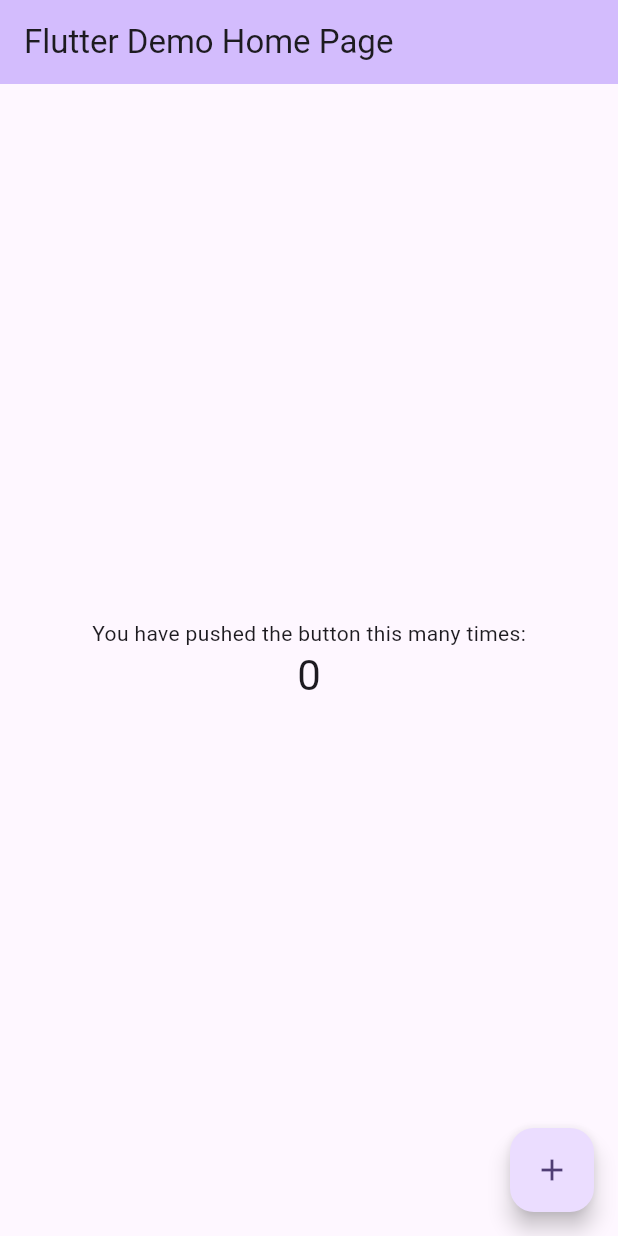
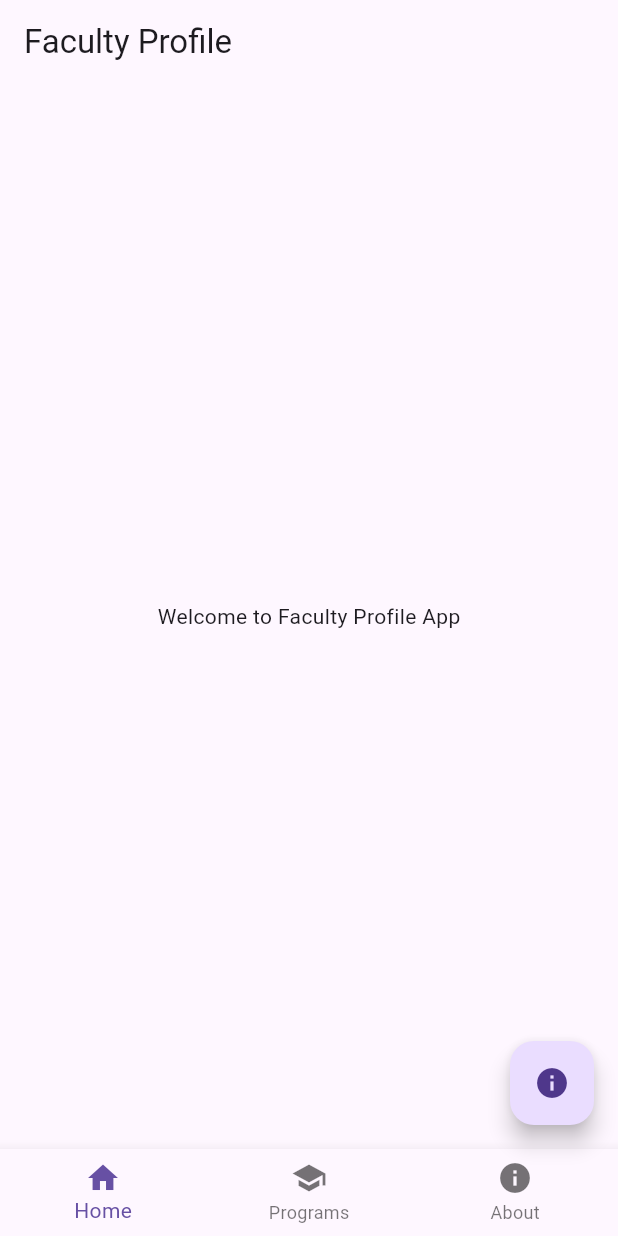
Before and after one commit to RendiPancaWijanarko/aplikasi-fakultas, a Flutter app: the screen it shows after launch, on a phone screen of 412 x 824 dp. Run offline on Flutter 3.47's test engine with Material 3 defaults, Android fonts, the phone set to English and light mode, and no system bars.

Commit message:
2nd commit

```diff
--- /dev/null
+++ b/lib/bottom_nav.dart
@@ -0,0 +1,30 @@
+import 'package:flutter/material.dart';
+
+class BottomNav extends StatelessWidget {
+  final int selectedIndex;
+  final ValueChanged<int> onItemTapped;
+
+  BottomNav({required this.selectedIndex, required this.onItemTapped});
+
+  @override
+  Widget build(BuildContext context) {
+    return BottomNavigationBar(
+      currentIndex: selectedIndex,
+      onTap: onItemTapped,
+      items: [
+        BottomNavigationBarItem(
+          icon: Icon(Icons.home),
+          label: 'Home',
+        ),
+        BottomNavigationBarItem(
+          icon: Icon(Icons.school),
+          label: 'Programs',
+        ),
+        BottomNavigationBarItem(
+          icon: Icon(Icons.info),
+          label: 'About',
+        ),
+      ],
+    );
+  }
+}
--- a/lib/main.dart
+++ b/lib/main.dart
@@ -1,125 +1,83 @@
 import 'package:flutter/material.dart';
+import 'bottom_nav.dart';
+import 'developer_info.dart';
 
 void main() {
-  runApp(const MyApp());
+  runApp(MyApp());
 }
 
 class MyApp extends StatelessWidget {
-  const MyApp({super.key});
-
-  // This widget is the root of your application.
   @override
   Widget build(BuildContext context) {
     return MaterialApp(
-      title: 'Flutter Demo',
+      title: 'Faculty Profile App',
       theme: ThemeData(
-        // This is the theme of your application.
-        //
-        // TRY THIS: Try running your application with "flutter run". You'll see
-        // the application has a purple toolbar. Then, without quitting the app,
-        // try changing the seedColor in the colorScheme below to Colors.green
-        // and then invoke "hot reload" (save your changes or press the "hot
-        // reload" button in a Flutter-supported IDE, or press "r" if you used
-        // the command line to start the app).
-        //
-        // Notice that the counter didn't reset back to zero; the application
-        // state is not lost during the reload. To reset the state, use hot
-        // restart instead.
-        //
-        // This works for code too, not just values: Most code changes can be
-        // tested with just a hot reload.
-        colorScheme: ColorScheme.fromSeed(seedColor: Colors.deepPurple),
-        useMaterial3: true,
+        primarySwatch: Colors.blue,
+        visualDensity: VisualDensity.adaptivePlatformDensity,
       ),
-      home: const MyHomePage(title: 'Flutter Demo Home Page'),
+      home: HomePage(),
     );
   }
 }
 
-class MyHomePage extends StatefulWidget {
-  const MyHomePage({super.key, required this.title});
-
-  // This widget is the home page of your application. It is stateful, meaning
-  // that it has a State object (defined below) that contains fields that affect
-  // how it looks.
-
-  // This class is the configuration for the state. It holds the values (in this
-  // case the title) provided by the parent (in this case the App widget) and
-  // used by the build method of the State. Fields in a Widget subclass are
-  // always marked "final".
-
-  final String title;
-
+class HomePage extends StatefulWidget {
   @override
-  State<MyHomePage> createState() => _MyHomePageState();
+  _HomePageState createState() => _HomePageState();
 }
 
-class _MyHomePageState extends State<MyHomePage> {
-  int _counter = 0;
+class _HomePageState extends State<HomePage> {
+  int _selectedIndex = 0;
 
-  void _incrementCounter() {
-    setState(() {
-      // This call to setState tells the Flutter framework that something has
-      // changed in this State, which causes it to rerun the build method below
-      // so that the display can reflect the updated values. If we changed
-      // _counter without calling setState(), then the build method would not be
-      // called again, and so nothing would appear to happen.
-      _counter++;
-    });
-  }
+  final List<Widget> _pages = [
+    Home(),
+    Programs(),
+    DeveloperInfo(),
+  ];
 
   @override
   Widget build(BuildContext context) {
-    // This method is rerun every time setState is called, for instance as done
-    // by the _incrementCounter method above.
-    //
-    // The Flutter framework has been optimized to make rerunning build methods
-    // fast, so that you can just rebuild anything that needs updating rather
-    // than having to individually change instances of widgets.
     return Scaffold(
       appBar: AppBar(
-        // TRY THIS: Try changing the color here to a specific color (to
-        // Colors.amber, perhaps?) and trigger a hot reload to see the AppBar
-        // change color while the other colors stay the same.
-        backgroundColor: Theme.of(context).colorScheme.inversePrimary,
-        // Here we take the value from the MyHomePage object that was created by
-        // the App.build method, and use it to set our appbar title.
-        title: Text(widget.title),
+        title: Text('Faculty Profile'),
       ),
-      body: Center(
-        // Center is a layout widget. It takes a single child and positions it
-        // in the middle of the parent.
-        child: Column(
-          // Column is also a layout widget. It takes a list of children and
-          // arranges them vertically. By default, it sizes itself to fit its
-          // children horizontally, and tries to be as tall as its parent.
-          //
-          // Column has various properties to control how it sizes itself and
-          // how it positions its children. Here we use mainAxisAlignment to
-          // center the children vertically; the main axis here is the vertical
-          // axis because Columns are vertical (the cross axis would be
-          // horizontal).
-          //
-          // TRY THIS: Invoke "debug painting" (choose the "Toggle Debug Paint"
-          // action in the IDE, or press "p" in the console), to see the
-          // wireframe for each widget.
-          mainAxisAlignment: MainAxisAlignment.center,
-          children: <Widget>[
-            const Text(
-              'You have pushed the button this many times:',
-            ),
-            Text(
-              '$_counter',
-              style: Theme.of(context).textTheme.headlineMedium,
-            ),
-          ],
-        ),
+      body: _pages[_selectedIndex],
+      bottomNavigationBar: BottomNav(
+        selectedIndex: _selectedIndex,
+        onItemTapped: _onItemTapped,
       ),
       floatingActionButton: FloatingActionButton(
-        onPressed: _incrementCounter,
-        tooltip: 'Increment',
-        child: const Icon(Icons.add),
-      ), // This trailing comma makes auto-formatting nicer for build methods.
+        onPressed: () {
+          Navigator.push(
+            context,
+            MaterialPageRoute(builder: (context) => DeveloperInfo()),
+          );
+        },
+        child: Icon(Icons.info),
+      ),
+    );
+  }
+
+  void _onItemTapped(int index) {
+    setState(() {
+      _selectedIndex = index;
+    });
+  }
+}
+
+class Home extends StatelessWidget {
+  @override
+  Widget build(BuildContext context) {
+    return Center(
+      child: Text('Welcome to Faculty Profile App'),
     );
   }
 }
+
+class Programs extends StatelessWidget {
+  @override
+  Widget build(BuildContext context) {
+    return Center(
+      child: Text('Programs Page'),
+    );
+  }
+}
```
Also changed, not shown: lib/developer_info.dart (added, +15 -0 lines), lib/faculty_card.dart (added, +26 -0 lines), lib/program_study_card.dart (added, +33 -0 lines).
